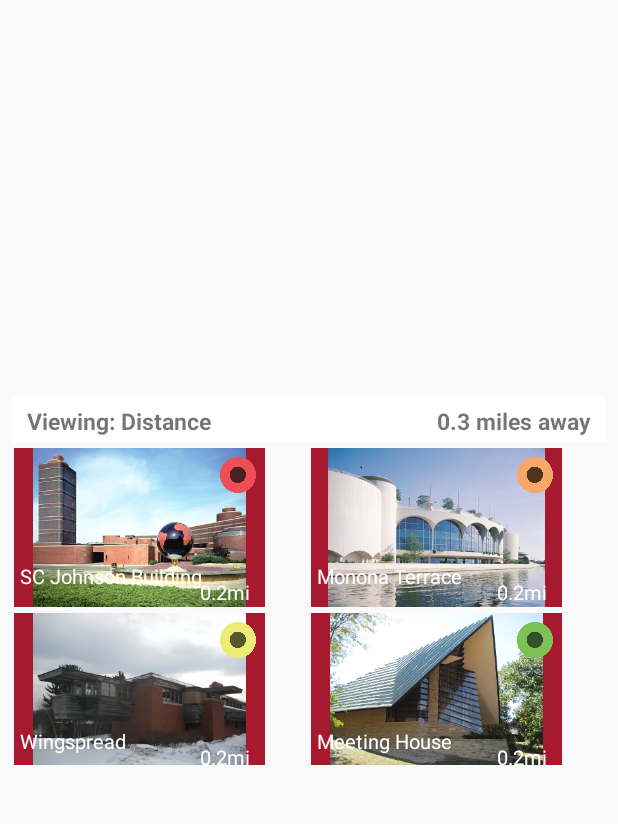
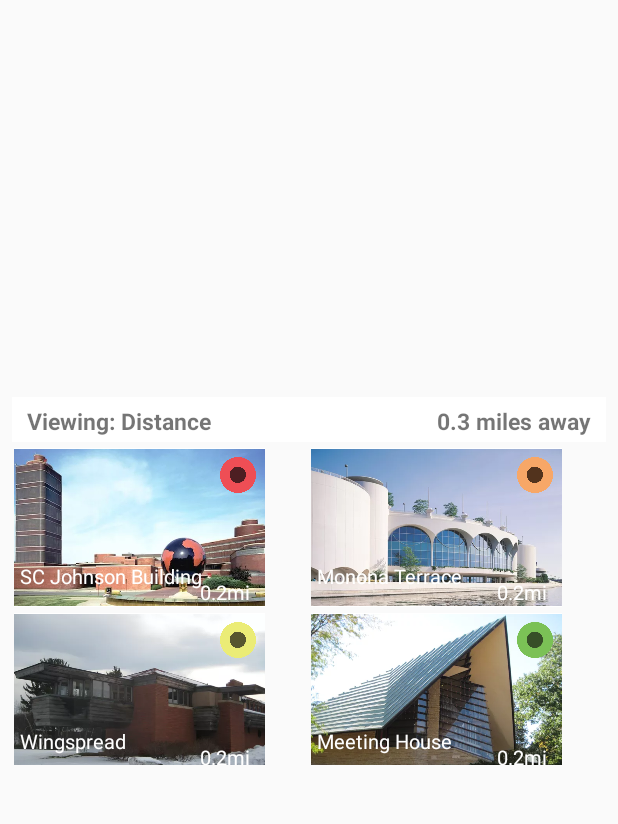
Before and after one commit to TekEffekt/Frank-Lloyd-Wright-Trail-Android, an Android app: the screen it shows after launch (LocationSelectionActivity), on a phone screen of 412 x 824 dp, the part 149-973 px from its top. Run offline under Robolectric (Android 15) with nearby library versions, the phone set to English and light mode, and no system bars; our stand-ins replace ButterKnife; 4 statements that could not run were skipped.

```diff
--- a/app/src/main/AndroidManifest.xml
+++ b/app/src/main/AndroidManifest.xml
@@ -26,7 +26,7 @@
             android:value="@integer/google_play_services_version"/>
         <meta-data
             android:name="com.google.android.maps.v2.API_KEY"
-            android:value="AIzaSyDnTqmGXfRwrXq7KWMpy4iK-YehZIye8Yo"/>
+            android:value="AIzaSyChk0Ay1ekZgMhIVYFE3sIhhAvBaQXHpN4"/>
 
         <activity
             android:name=".DescriptonActivity"
--- a/app/src/main/java/appfactory/edu/uwp/franklloydwrighttrail/LocationModel.java
+++ b/app/src/main/java/appfactory/edu/uwp/franklloydwrighttrail/LocationModel.java
@@ -8,12 +8,12 @@ public class LocationModel {
     @NonNull
     public static ArrayList<FLWLocation> getLocations() {
         ArrayList<FLWLocation> locations = new ArrayList<>();
-        locations.add(0, new FLWLocation(R.string.scjohnson, R.mipmap.scjohnson, R.drawable.marker_red));
-        locations.add(1, new FLWLocation(R.string.monona_terrace, R.mipmap.monona_terrace, R.drawable.marker_orange));
-        locations.add(2, new FLWLocation(R.string.wingspread, R.mipmap.wingspread, R.drawable.marker_yellow));
-        locations.add(3, new FLWLocation(R.string.meeting_house, R.mipmap.meeting_house, R.drawable.marker_green));
-        locations.add(4, new FLWLocation(R.string.visitor_center, R.mipmap.visitor_center, R.drawable.marker_blue));
-        locations.add(5, new FLWLocation(R.string.german_warehouse, R.mipmap.german_warehouse, R.drawable.marker_violet));
+        locations.add(0, new FLWLocation(R.string.scjohnson, R.drawable.scjohnson, R.drawable.marker_red));
+        locations.add(1, new FLWLocation(R.string.monona_terrace, R.drawable.monona_terrace, R.drawable.marker_orange));
+        locations.add(2, new FLWLocation(R.string.wingspread, R.drawable.wingspread, R.drawable.marker_yellow));
+        locations.add(3, new FLWLocation(R.string.meeting_house, R.drawable.meeting_house, R.drawable.marker_green));
+        locations.add(4, new FLWLocation(R.string.visitor_center, R.drawable.visitor_center, R.drawable.marker_blue));
+        locations.add(5, new FLWLocation(R.string.german_warehouse, R.drawable.german_warehouse, R.drawable.marker_violet));
 
         return locations;
     }
--- a/app/src/main/res/layout/location_item.xml
+++ b/app/src/main/res/layout/location_item.xml
@@ -9,7 +9,7 @@
     <ImageView
         android:layout_width="match_parent"
         android:layout_height="match_parent"
-        android:background="@color/colorPrimary"
+        android:background="@color/white"
         android:id="@+id/picture"/>
     <ImageView
         android:layout_width="30dp"
--- a/build.gradle
+++ b/build.gradle
@@ -5,7 +5,7 @@ buildscript {
         jcenter()
     }
     dependencies {
-        classpath 'com.android.tools.build:gradle:2.1.3'
+        classpath 'com.android.tools.build:gradle:2.2.0'
 
         // NOTE: Do not place your application dependencies here; they belong
         // in the individual module build.gradle files
```
Also changed, not shown: app/src/main/res/drawable/german_warehouse.png (added), app/src/main/res/drawable/meeting_house.png (added), app/src/main/res/drawable/monona_terrace.png (added), app/src/main/res/drawable/scjohnson.png (added), app/src/main/res/drawable/visitor_center.png (added), app/src/main/res/drawable/wingspread.png (added).
